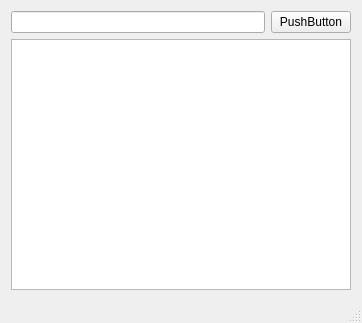
First picture: the form in chochko-youdio-downloader/UrlWindow.ui, repository RedCuckoo/chochko-youdio-downloader, before the edit.
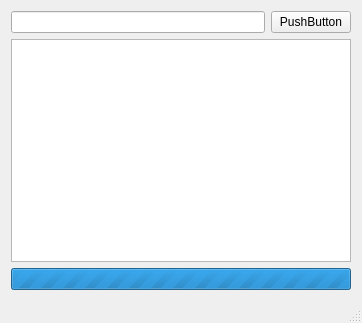
Second picture: the form after the edit.

Commit message: Added url check,, removed trash, added progressBar

```diff
--- a/chochko-youdio-downloader/UrlWindow.ui
+++ b/chochko-youdio-downloader/UrlWindow.ui
@@ -36,6 +36,34 @@
       </property>
      </widget>
     </item>
+    <item>
+     <widget class="QProgressBar" name="progressBar">
+      <property name="sizePolicy">
+       <sizepolicy hsizetype="Expanding" vsizetype="Fixed">
+        <horstretch>0</horstretch>
+        <verstretch>0</verstretch>
+       </sizepolicy>
+      </property>
+      <property name="maximum">
+       <number>0</number>
+      </property>
+      <property name="value">
+       <number>-1</number>
+      </property>
+      <property name="textVisible">
+       <bool>false</bool>
+      </property>
+      <property name="invertedAppearance">
+       <bool>false</bool>
+      </property>
+      <property name="textDirection">
+       <enum>QProgressBar::TopToBottom</enum>
+      </property>
+      <property name="format">
+       <string>%p%</string>
+      </property>
+     </widget>
+    </item>
    </layout>
   </widget>
   <widget class="QStatusBar" name="statusBar"/>
```
The commit also changes 2 other files.
